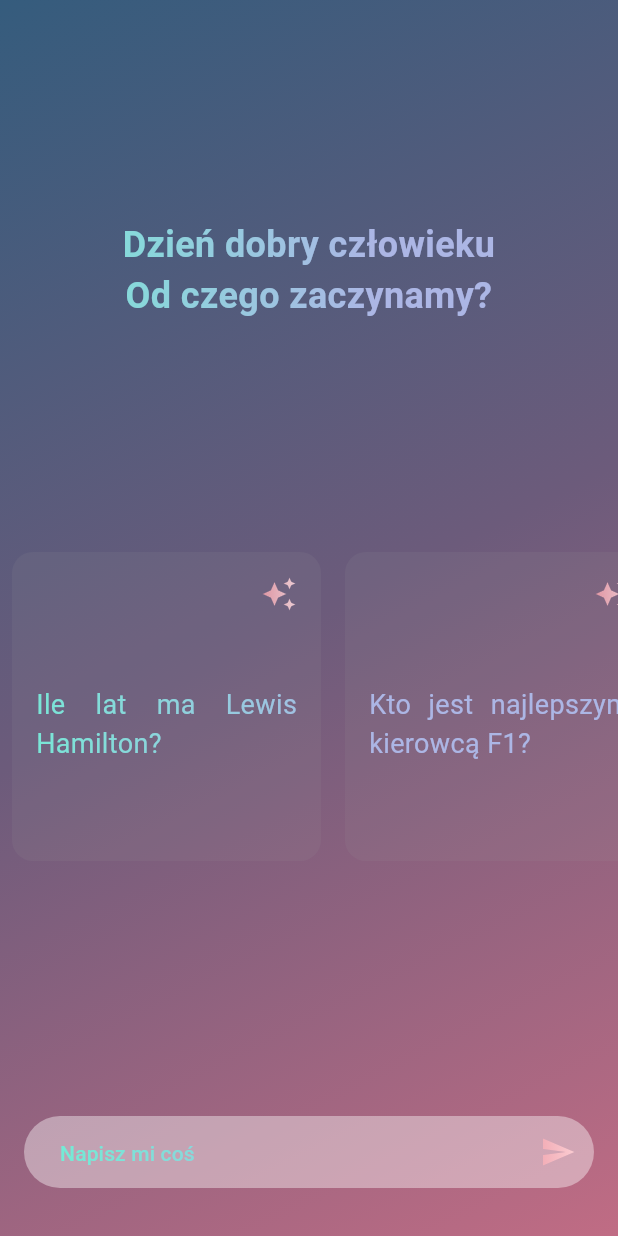
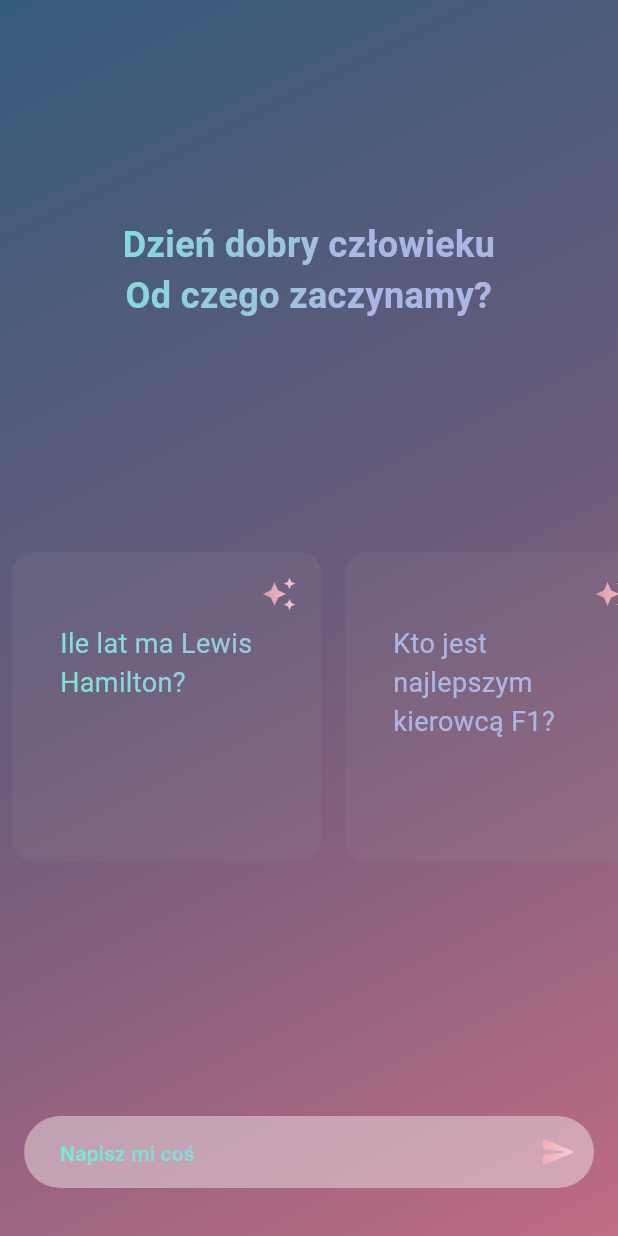
Before and after one commit to Biodru/Gemini_gradient_chat_test_app, a Flutter app: the screen it shows after launch, on a phone screen of 412 x 824 dp. Run offline on Flutter 3.47's test engine with Material 3 defaults, Android fonts, the phone set to English and light mode, and no system bars; our stand-ins replace bloc, flutter_bloc, flutter_dotenv, freezed_annotation, google_generative_ai; generated files the repository leaves out were written again.

Commit message:
Prompt tile design fix

```diff
--- a/lib/bodies/initial_body.dart
+++ b/lib/bodies/initial_body.dart
@@ -84,18 +84,24 @@ class _StartingPromptTile extends StatelessWidget {
                   ),
                 ],
               ),
-              const Spacer(),
-              Text(
+              Padding(
+                padding: const EdgeInsets.fromLTRB(
+                  16,
+                  8,
+                  16,
+                  16,
+                ),
+                child: Text(
                   prompt,
                   overflow: TextOverflow.ellipsis,
-                textAlign: TextAlign.justify,
+                  textAlign: TextAlign.left,
                   maxLines: 4,
                   style: TextStyle(
                     fontSize: 18,
                     foreground: Paint()..shader = AppConstants.appGradient,
                   ),
                 ),
-              const Spacer(),
+              ),
             ],
           ),
         ),
```
Lines whose indentation alone changed are shown as unchanged.
